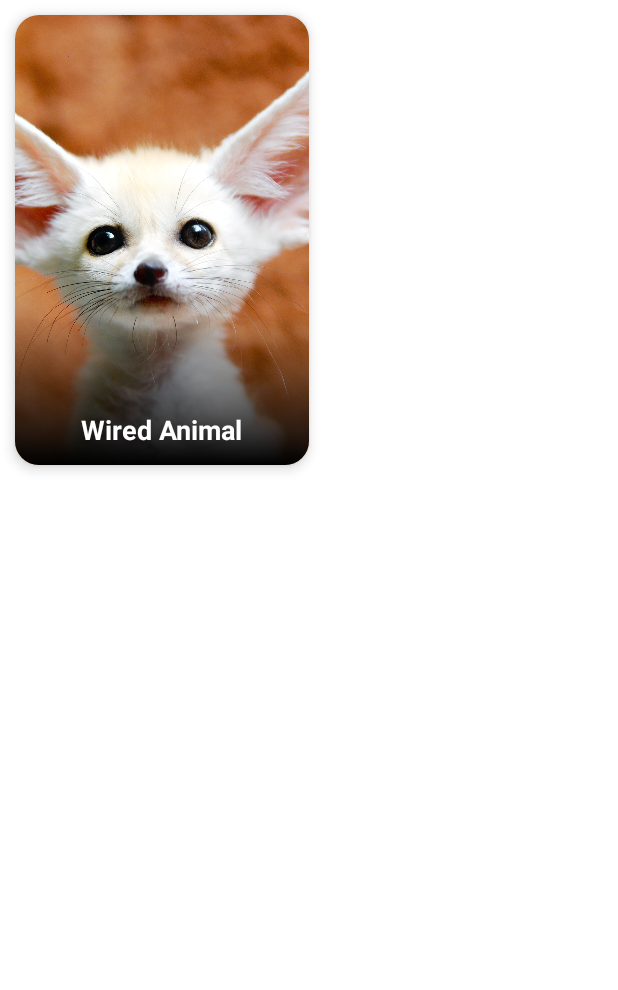
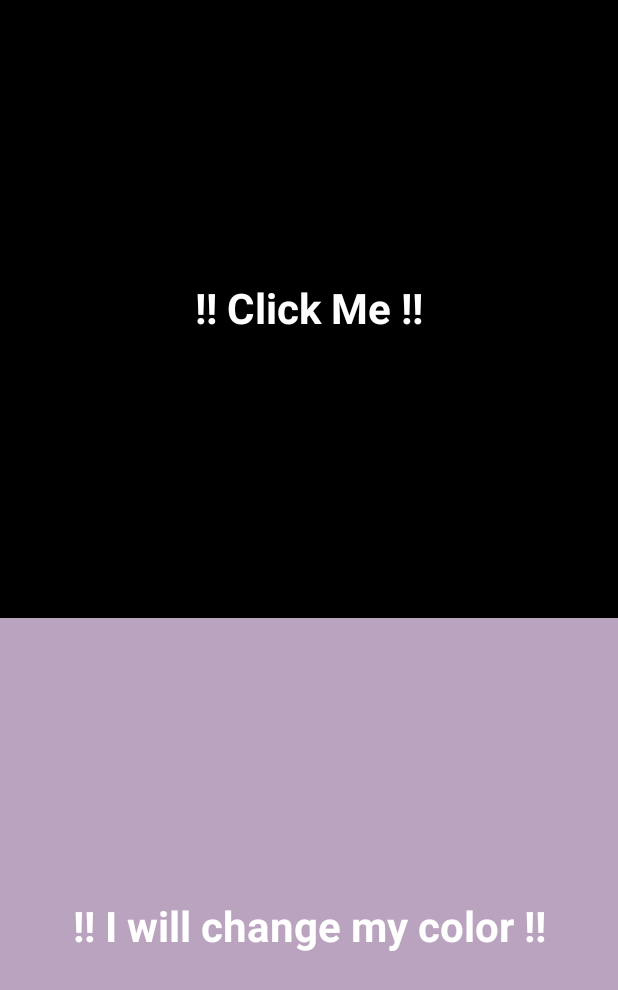
Before and after one commit to ashishpradhan01/JetpackComposeLearning, an Android app built with Jetpack Compose: the screen it shows after launch (ImageCardAndTextPlayActivity before the commit, ManageStateActivity after it), on a phone screen of 412 x 824 dp. Shown: the top 990 px of the screen. Run offline under Robolectric (Android 15) with nearby library versions, the phone set to English and light mode, and no system bars.

Commit message:
Composable State Management - Color Changing Box

```diff
--- /dev/null
+++ b/app/src/main/java/com/prime/jetpackcomposelearning/ManageStateActivity.kt
@@ -0,0 +1,114 @@
+package com.prime.jetpackcomposelearning
+
+import android.os.Bundle
+import androidx.activity.ComponentActivity
+import androidx.activity.compose.setContent
+import androidx.compose.foundation.background
+import androidx.compose.foundation.clickable
+import androidx.compose.foundation.layout.*
+import androidx.compose.material.Text
+import androidx.compose.runtime.Composable
+import androidx.compose.runtime.mutableStateOf
+import androidx.compose.runtime.remember
+import androidx.compose.ui.Alignment
+import androidx.compose.ui.Modifier
+import androidx.compose.ui.graphics.Color
+import androidx.compose.ui.text.TextStyle
+import androidx.compose.ui.text.font.FontFamily
+import androidx.compose.ui.text.font.FontWeight
+import androidx.compose.ui.text.style.TextAlign
+import androidx.compose.ui.unit.sp
+import kotlin.random.Random
+
+class ManageStateActivity : ComponentActivity() {
+    override fun onCreate(savedInstanceState: Bundle?) {
+        super.onCreate(savedInstanceState)
+        setContent {
+            val color = remember {
+                mutableStateOf(Color(
+                    Random.nextFloat(),
+                    Random.nextFloat(),
+                    Random.nextFloat(),
+                    1f
+                ))
+            }
+            Column(modifier = Modifier.fillMaxSize()){
+                ColorChangingBox(
+                    modifier = Modifier
+                        .weight(1f)
+                        .fillMaxSize()
+                ){
+                    color.value = it
+                }
+
+                Box(
+                    modifier = Modifier
+                        .weight(1f)
+                        .fillMaxSize()
+                        .background(color.value)
+                ){
+                    Column(
+                        modifier = Modifier.fillMaxSize(),
+                        horizontalAlignment = Alignment.CenterHorizontally,
+                        verticalArrangement = Arrangement.Center
+                    ) {
+                        Text(
+                            text = "!! I will change my color !!",
+                            style = TextStyle(
+                                color = Color.White,
+                                fontSize = 28.sp,
+                                fontWeight = FontWeight.Bold,
+                                textAlign = TextAlign.Center,
+                                fontFamily = FontFamily.SansSerif
+                            ),
+                        )
+                    }
+                }
+            }
+        }
+    }
+}
+
+@Composable
+fun ColorChangingBox(
+    modifier : Modifier = Modifier,
+    updateColor: (color:Color)->Unit
+){
+    val color  = remember {
+        mutableStateOf(Color.Black)
+    }
+    Box(
+        modifier = modifier
+            .background(
+                color = color.value
+            )
+            .clickable {
+                updateColor(
+                    Color(
+                        Random.nextFloat(),
+                        Random.nextFloat(),
+                        Random.nextFloat(),
+                        1f
+                    )
+                )
+            }
+    ){
+       Column(
+           modifier = Modifier.fillMaxSize(),
+           horizontalAlignment = Alignment.CenterHorizontally,
+           verticalArrangement = Arrangement.Center
+       ) {
+           Text(
+               text = "!! Click Me !!",
+               style = TextStyle(
+                   color = Color.White,
+                   fontSize = 28.sp,
+                   fontWeight = FontWeight.Bold,
+                   textAlign = TextAlign.Center,
+                   fontFamily = FontFamily.SansSerif
+               ),
+           )
+       }
+    }
+
+}
--- a/app/src/main/res/values/strings.xml
+++ b/app/src/main/res/values/strings.xml
@@ -1,4 +1,5 @@
 <resources>
     <string name="app_name">JetpackComposeLearning</string>
     <string name="title_activity_image_and_text_play">ImageAndTextPlayActivity</string>
+    <string name="title_activity_manage_state">ManageStateActivity</string>
 </resources>
```
Also changed, not shown: app/src/main/AndroidManifest.xml (+9 -10 lines), 1 other file.
